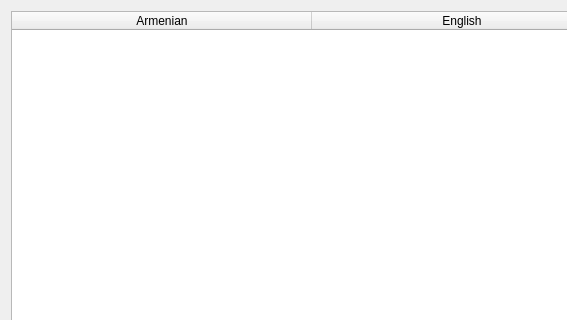
End1-1/Cafe5, file Forms/c5translatorform.ui: the form before one commit; both pictures show x 0 to 567 and y 0 to 320 of the 856 by 617 pixel window.
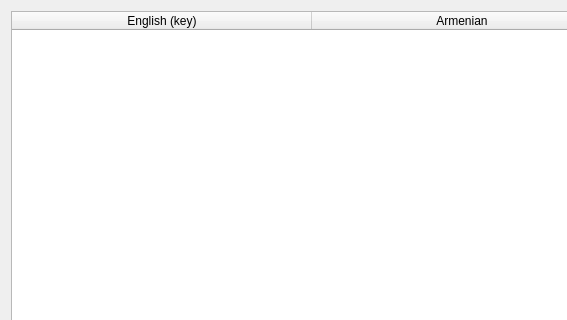
The form after the commit. Custom widgets are drawn as their Qt base class.

Patch:
```diff
--- a/Forms/c5translatorform.ui
+++ b/Forms/c5translatorform.ui
@@ -24,12 +24,12 @@
      </attribute>
      <column>
       <property name="text">
-       <string>Armenian</string>
+       <string>English (key)</string>
       </property>
      </column>
      <column>
       <property name="text">
-       <string>English</string>
+       <string>Armenian</string>
       </property>
      </column>
      <column>
```
